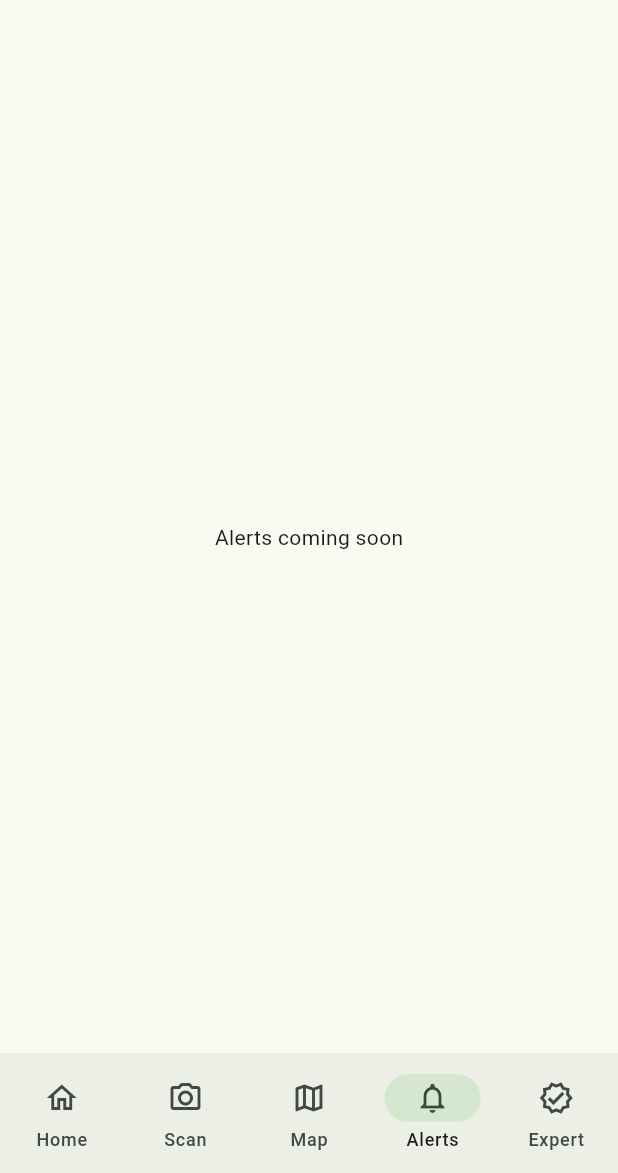
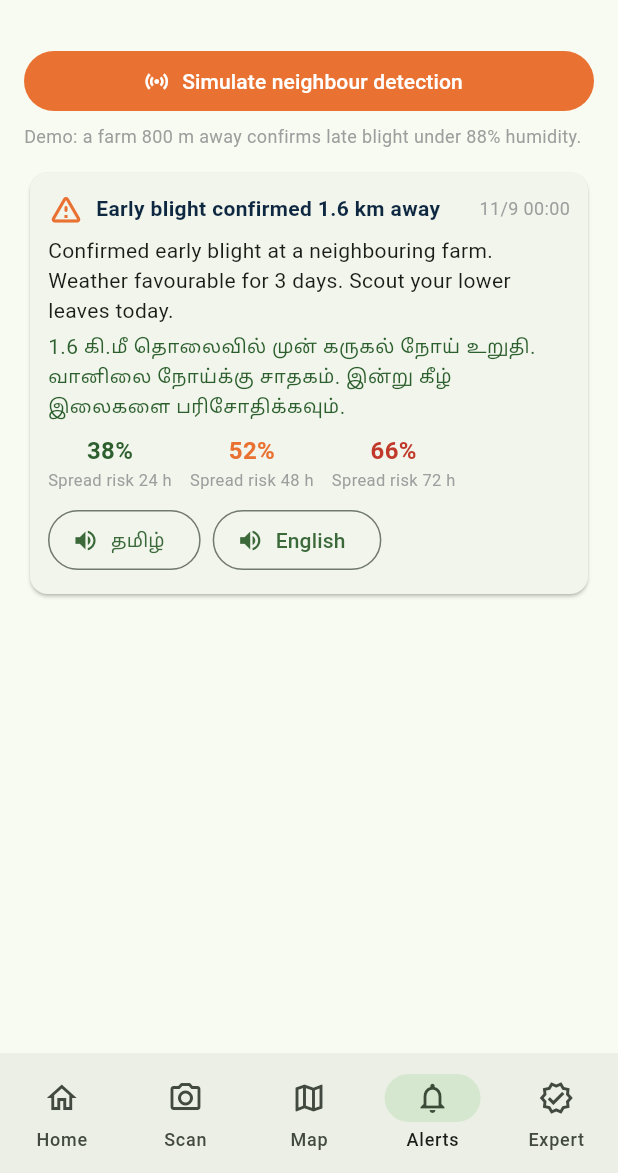
Before and after one commit to Mramaran/agrisentinel, a Flutter app: the screen it shows after launch, item 4 of the bottom bar chosen, on a phone screen of 412 x 824 dp, the part 63-1236 px from its top. Run offline on Flutter 3.47's test engine with Material 3 defaults, Android fonts, the phone set to English and light mode, and no system bars; our stand-ins replace fl_chart, flutter_tts, image_picker.

Commit message:
feat(ui): alerts screen with neighbour detection simulation
Co-authored-by: tvesh29 <223650174+tvesh29@users.noreply.github.com>

```diff
--- a/lib/main.dart
+++ b/lib/main.dart
@@ -1,6 +1,7 @@
 import 'package:flutter/material.dart';
 import 'package:provider/provider.dart';
 import 'screens/home_screen.dart';
+import 'screens/alerts_screen.dart';
 import 'screens/map_screen.dart';
 import 'screens/scan_screen.dart';
 import 'state/demo_state.dart';
@@ -54,7 +55,7 @@ class HomeShellState extends State<HomeShell> {
       }),
       const ScanScreen(),
       const MapScreen(),
-      const Center(child: Text('Alerts coming soon')),
+      const AlertsScreen(),
       const Center(child: Text('Expert coming soon')),
     ];
     return Scaffold(
--- /dev/null
+++ b/lib/screens/alerts_screen.dart
@@ -0,0 +1,65 @@
+import 'package:flutter/material.dart';
+import 'package:provider/provider.dart';
+import '../main.dart';
+import '../state/demo_state.dart';
+import '../widgets/speak_button.dart';
+
+class AlertsScreen extends StatelessWidget {
+  const AlertsScreen({super.key});
+
+  @override
+  Widget build(BuildContext context) {
+    final state = context.watch<DemoState>();
+    return ListView(
+      padding: const EdgeInsets.all(16),
+      children: [
+        FilledButton.icon(
+          style: FilledButton.styleFrom(backgroundColor: kOrange),
+          onPressed: () => state.simulateNeighbourDetection(),
+          icon: const Icon(Icons.sensors),
+          label: const Text('Simulate neighbour detection'),
+        ),
+        const SizedBox(height: 4),
+        Text('Demo: a farm 800 m away confirms late blight under ${state.weather.humidity.round()}% humidity.', style: const TextStyle(color: Colors.grey, fontSize: 12)),
+        const SizedBox(height: 12),
+        for (final a in state.alerts)
+          Card(
+            child: Padding(
+              padding: const EdgeInsets.all(12),
+              child: Column(crossAxisAlignment: CrossAxisAlignment.start, children: [
+                Row(children: [
+                  const Icon(Icons.warning_amber_rounded, color: kOrange),
+                  const SizedBox(width: 8),
+                  Expanded(child: Text(a.title, style: const TextStyle(fontWeight: FontWeight.bold, color: kNavy))),
+                  Text('${a.at.day}/${a.at.month} ${a.at.hour.toString().padLeft(2, '0')}:${a.at.minute.toString().padLeft(2, '0')}', style: const TextStyle(color: Colors.grey, fontSize: 12)),
+                ]),
+                const SizedBox(height: 6),
+                Text(a.body),
+                const SizedBox(height: 4),
+                Text(a.bodyTamil, style: const TextStyle(color: kGreen)),
+                const SizedBox(height: 8),
+                Row(children: [
+                  _risk('24 h', a.forecast.h24),
+                  _risk('48 h', a.forecast.h48),
+                  _risk('72 h', a.forecast.h72),
+                ]),
+                const SizedBox(height: 8),
+                SpeakButton(english: '${a.title}. ${a.body}', tamil: a.bodyTamil),
+              ]),
+            ),
+          ),
+      ],
+    );
+  }
+
+  Widget _risk(String label, double v) {
+    final c = v >= 0.6 ? kRed : (v >= 0.4 ? kOrange : kGreen);
+    return Padding(
+      padding: const EdgeInsets.only(right: 12),
+      child: Column(children: [
+        Text('${(v * 100).round()}%', style: TextStyle(fontWeight: FontWeight.bold, color: c, fontSize: 16)),
+        Text('Spread risk $label', style: const TextStyle(fontSize: 11, color: Colors.grey)),
+      ]),
+    );
+  }
+}
```
Also changed, not shown: 1 other file.
